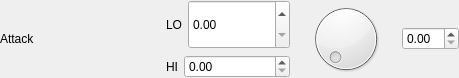
LeStahL/tweak-fir, file ParamEdit.ui: the form before one commit.
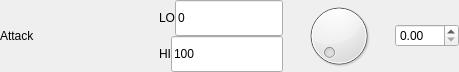
The form after the commit.

Commit message: connected the different dials and text fields in ParamEdit

Diff of the .ui file:
```diff
--- a/ParamEdit.ui
+++ b/ParamEdit.ui
@@ -7,7 +7,7 @@
     <x>0</x>
     <y>0</y>
     <width>459</width>
-    <height>78</height>
+    <height>72</height>
    </rect>
   </property>
   <property name="windowTitle">
@@ -39,6 +39,9 @@
    </item>
    <item>
     <layout class="QVBoxLayout" name="verticalLayout">
+     <property name="spacing">
+      <number>0</number>
+     </property>
      <property name="sizeConstraint">
       <enum>QLayout::SetNoConstraint</enum>
      </property>
@@ -47,7 +50,7 @@
        <item>
         <widget class="QLabel" name="label_2">
          <property name="sizePolicy">
-          <sizepolicy hsizetype="Minimum" vsizetype="Expanding">
+          <sizepolicy hsizetype="Minimum" vsizetype="Minimum">
            <horstretch>0</horstretch>
            <verstretch>0</verstretch>
           </sizepolicy>
@@ -61,13 +64,16 @@
         </widget>
        </item>
        <item>
-        <widget class="QDoubleSpinBox" name="doubleSpinBox_2">
+        <widget class="QLineEdit" name="lineEdit">
          <property name="sizePolicy">
           <sizepolicy hsizetype="Expanding" vsizetype="Expanding">
            <horstretch>0</horstretch>
            <verstretch>0</verstretch>
           </sizepolicy>
          </property>
+         <property name="text">
+          <string>0</string>
+         </property>
         </widget>
        </item>
       </layout>
@@ -88,13 +94,16 @@
         </widget>
        </item>
        <item>
-        <widget class="QDoubleSpinBox" name="doubleSpinBox_3">
+        <widget class="QLineEdit" name="lineEdit_2">
          <property name="sizePolicy">
-          <sizepolicy hsizetype="Expanding" vsizetype="Fixed">
+          <sizepolicy hsizetype="Expanding" vsizetype="Expanding">
            <horstretch>0</horstretch>
            <verstretch>0</verstretch>
           </sizepolicy>
          </property>
+         <property name="text">
+          <string>100</string>
+         </property>
         </widget>
        </item>
       </layout>
@@ -102,10 +111,18 @@
     </layout>
    </item>
    <item>
-    <widget class="QDial" name="dial"/>
+    <widget class="QDial" name="dial">
+     <property name="maximum">
+      <number>100</number>
+     </property>
+    </widget>
    </item>
    <item>
-    <widget class="QDoubleSpinBox" name="doubleSpinBox"/>
+    <widget class="QDoubleSpinBox" name="doubleSpinBox">
+     <property name="maximum">
+      <double>100.000000000000000</double>
+     </property>
+    </widget>
    </item>
   </layout>
  </widget>
```
Left out of the diff: 34 changed lines with no effect on the pictures. The commit also changes 2 other files.
